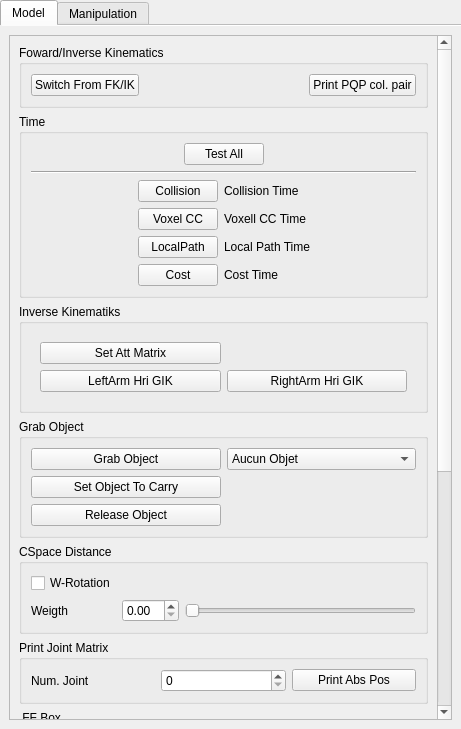
First picture: the form in src/qtUI/qtMainInterface/sideWidgets/qtRobot.ui, repository jmainpri/libmove3d-planners, before the edit.
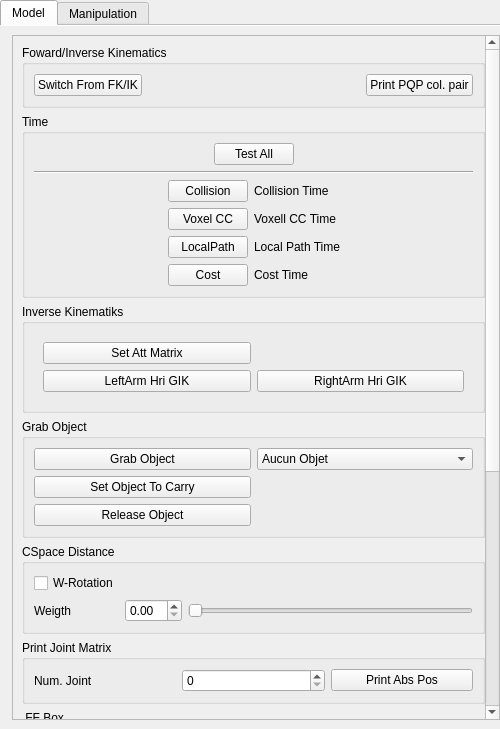
Second picture: the form after the edit. The open tabs and pages were chosen to show the change.

```diff
--- a/src/qtUI/qtMainInterface/sideWidgets/qtRobot.ui
+++ b/src/qtUI/qtMainInterface/sideWidgets/qtRobot.ui
@@ -6,10 +6,16 @@
    <rect>
     <x>0</x>
     <y>0</y>
-    <width>461</width>
+    <width>500</width>
     <height>729</height>
    </rect>
   </property>
+  <property name="sizePolicy">
+   <sizepolicy hsizetype="Preferred" vsizetype="Preferred">
+    <horstretch>0</horstretch>
+    <verstretch>0</verstretch>
+   </sizepolicy>
+  </property>
   <property name="windowTitle">
    <string>Form</string>
   </property>
@@ -26,7 +32,7 @@
       </sizepolicy>
      </property>
      <property name="currentIndex">
-      <number>1</number>
+      <number>0</number>
      </property>
      <property name="usesScrollButtons">
       <bool>true</bool>
@@ -35,28 +41,64 @@
       <bool>true</bool>
      </property>
      <widget class="QWidget" name="ModelTab">
+      <property name="sizePolicy">
+       <sizepolicy hsizetype="Preferred" vsizetype="Preferred">
+        <horstretch>0</horstretch>
+        <verstretch>0</verstretch>
+       </sizepolicy>
+      </property>
       <attribute name="title">
        <string>Model</string>
       </attribute>
       <layout class="QVBoxLayout" name="verticalLayout_14">
+       <property name="leftMargin">
+        <number>12</number>
+       </property>
+       <property name="rightMargin">
+        <number>0</number>
+       </property>
        <item>
         <widget class="QScrollArea" name="scrollArea">
+         <property name="enabled">
+          <bool>true</bool>
+         </property>
+         <property name="sizePolicy">
+          <sizepolicy hsizetype="Preferred" vsizetype="Preferred">
+           <horstretch>0</horstretch>
+           <verstretch>0</verstretch>
+          </sizepolicy>
+         </property>
          <property name="horizontalScrollBarPolicy">
           <enum>Qt::ScrollBarAlwaysOff</enum>
          </property>
          <property name="widgetResizable">
           <bool>true</bool>
          </property>
+         <property name="alignment">
+          <set>Qt::AlignCenter</set>
+         </property>
          <widget class="QWidget" name="scrollAreaWidgetContents">
           <property name="geometry">
            <rect>
             <x>0</x>
             <y>0</y>
-            <width>418</width>
+            <width>469</width>
             <height>1184</height>
            </rect>
           </property>
+          <property name="sizePolicy">
+           <sizepolicy hsizetype="Preferred" vsizetype="Preferred">
+            <horstretch>0</horstretch>
+            <verstretch>0</verstretch>
+           </sizepolicy>
+          </property>
           <layout class="QVBoxLayout" name="verticalLayout">
+           <property name="sizeConstraint">
+            <enum>QLayout::SetMaximumSize</enum>
+           </property>
+           <property name="rightMargin">
+            <number>0</number>
+           </property>
            <item>
             <widget class="QGroupBox" name="groupBox_3">
              <property name="title">
@@ -552,7 +594,7 @@
            <rect>
             <x>0</x>
             <y>0</y>
-            <width>433</width>
+            <width>472</width>
             <height>678</height>
            </rect>
           </property>
```
